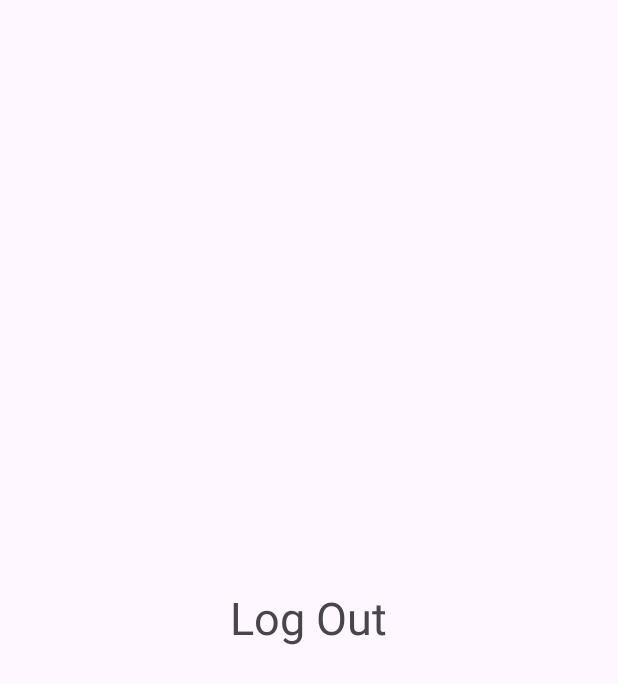
After one commit to CSC207-2023Y-UofT/course-project-tnt, an Android app: the fragment LogOutFragment shown on its own in the app's theme, on a phone screen of 412 x 824 dp. The commit adds this screen. Shown: the top 684 px of the screen. Run offline under Robolectric (Android 15) with nearby library versions, the phone set to English and light mode, and no system bars.

Commit message:
added HomePageUI class containing bottom navigation menu linked to separate pages/fragments

```diff
--- a/app/build.gradle
+++ b/app/build.gradle
@@ -22,6 +22,10 @@ android {
             proguardFiles getDefaultProguardFile('proguard-android-optimize.txt'), 'proguard-rules.pro'
         }
     }
+
+    buildFeatures {
+        viewBinding true;
+    }
     compileOptions {
         sourceCompatibility JavaVersion.VERSION_1_8
         targetCompatibility JavaVersion.VERSION_1_8
--- /dev/null
+++ b/app/src/main/java/com/example/tester/LogOutFragment.java
@@ -0,0 +1,64 @@
+package com.example.tester;
+
+import android.os.Bundle;
+
+import androidx.fragment.app.Fragment;
+
+import android.view.LayoutInflater;
+import android.view.View;
+import android.view.ViewGroup;
+
+/**
+ * A simple {@link Fragment} subclass.
+ * Use the {@link LogOutFragment#newInstance} factory method to
+ * create an instance of this fragment.
+ */
+public class LogOutFragment extends Fragment {
+
+    // TODO: Rename parameter arguments, choose names that match
+    // the fragment initialization parameters, e.g. ARG_ITEM_NUMBER
+    private static final String ARG_PARAM1 = "param1";
+    private static final String ARG_PARAM2 = "param2";
+
+    // TODO: Rename and change types of parameters
+    private String mParam1;
+    private String mParam2;
+
+    public LogOutFragment() {
+        // Required empty public constructor
+    }
+
+    /**
+     * Use this factory method to create a new instance of
+     * this fragment using the provided parameters.
+     *
+     * @param param1 Parameter 1.
+     * @param param2 Parameter 2.
+     * @return A new instance of fragment LogOutFragment.
+     */
+    // TODO: Rename and change types and number of parameters
+    public static LogOutFragment newInstance(String param1, String param2) {
+        LogOutFragment fragment = new LogOutFragment();
+        Bundle args = new Bundle();
+        args.putString(ARG_PARAM1, param1);
+        args.putString(ARG_PARAM2, param2);
+        fragment.setArguments(args);
+        return fragment;
+    }
+
+    @Override
+    public void onCreate(Bundle savedInstanceState) {
+        super.onCreate(savedInstanceState);
+        if (getArguments() != null) {
+            mParam1 = getArguments().getString(ARG_PARAM1);
+            mParam2 = getArguments().getString(ARG_PARAM2);
+        }
+    }
+
+    @Override
+    public View onCreateView(LayoutInflater inflater, ViewGroup container,
+                             Bundle savedInstanceState) {
+        // Inflate the layout for this fragment
+        return inflater.inflate(R.layout.fragment_log_out, container, false);
+    }
+}
--- /dev/null
+++ b/app/src/main/res/drawable/baseline_access_time_24.xml
@@ -0,0 +1,6 @@
+<vector android:height="24dp" android:tint="#000000"
+    android:viewportHeight="24" android:viewportWidth="24"
+    android:width="24dp" xmlns:android="http://schemas.android.com/apk/res/android">
+    <path android:fillColor="@android:color/white" android:pathData="M11.99,2C6.47,2 2,6.48 2,12s4.47,10 9.99,10C17.52,22 22,17.52 22,12S17.52,2 11.99,2zM12,20c-4.42,0 -8,-3.58 -8,-8s3.58,-8 8,-8 8,3.58 8,8 -3.58,8 -8,8z"/>
+    <path android:fillColor="@android:color/white" android:pathData="M12.5,7H11v6l5.25,3.15 0.75,-1.23 -4.5,-2.67z"/>
+</vector>
--- /dev/null
+++ b/app/src/main/res/drawable/baseline_add_task_24.xml
@@ -0,0 +1,5 @@
+<vector android:height="24dp" android:tint="#000000"
+    android:viewportHeight="24" android:viewportWidth="24"
+    android:width="24dp" xmlns:android="http://schemas.android.com/apk/res/android">
+    <path android:fillColor="@android:color/white" android:pathData="M22,5.18L10.59,16.6l-4.24,-4.24l1.41,-1.41l2.83,2.83l10,-10L22,5.18zM12,20c-4.41,0 -8,-3.59 -8,-8s3.59,-8 8,-8c1.57,0 3.04,0.46 4.28,1.25l1.45,-1.45C16.1,2.67 14.13,2 12,2C6.48,2 2,6.48 2,12s4.48,10 10,10c1.73,0 3.36,-0.44 4.78,-1.22l-1.5,-1.5C14.28,19.74 13.17,20 12,20zM19,15h-3v2h3v3h2v-3h3v-2h-3v-3h-2V15z"/>
+</vector>
--- /dev/null
+++ b/app/src/main/res/drawable/baseline_logout_24.xml
@@ -0,0 +1,5 @@
+<vector android:autoMirrored="true" android:height="24dp"
+    android:tint="#000000" android:viewportHeight="24"
+    android:viewportWidth="24" android:width="24dp" xmlns:android="http://schemas.android.com/apk/res/android">
+    <path android:fillColor="@android:color/white" android:pathData="M17,7l-1.41,1.41L18.17,11H8v2h10.17l-2.58,2.58L17,17l5,-5zM4,5h8V3H4c-1.1,0 -2,0.9 -2,2v14c0,1.1 0.9,2 2,2h8v-2H4V5z"/>
+</vector>
--- /dev/null
+++ b/app/src/main/res/layout/fragment_log_out.xml
@@ -0,0 +1,16 @@
+<?xml version="1.0" encoding="utf-8"?>
+<FrameLayout xmlns:android="http://schemas.android.com/apk/res/android"
+    xmlns:tools="http://schemas.android.com/tools"
+    android:layout_width="match_parent"
+    android:layout_height="match_parent"
+    tools:context=".LogOutFragment">
+
+    <!-- TODO: Update blank fragment layout -->
+    <TextView
+        android:layout_width="wrap_content"
+        android:layout_height="wrap_content"
+        android:text="Log Out"
+        android:textSize="30dp"
+        android:layout_gravity="center"/>
+
+</FrameLayout>
--- a/app/src/main/res/values/strings.xml
+++ b/app/src/main/res/values/strings.xml
@@ -1,3 +1,5 @@
 <resources>
     <string name="app_name">tester</string>
+    <!-- TODO: Remove or change this placeholder text -->
+    <string name="hello_blank_fragment">Hello blank fragment</string>
 </resources>
```
Also changed, not shown: app/src/main/java/com/example/tester/HomePageUI.java (added, +48 -0 lines), app/src/main/java/com/example/tester/TaskListFragment.java (added, +64 -0 lines), app/src/main/java/com/example/tester/TimerFragment.java (added, +64 -0 lines), app/src/main/res/layout/fragment_task_list.xml (added, +16 -0 lines), app/src/main/res/layout/fragment_timer.xml (added, +16 -0 lines), app/src/main/res/layout/homepage.xml (added, +26 -0 lines), app/src/main/res/menu/bottom_nav_menu.xml (added, +13 -0 lines), 3 other files.
